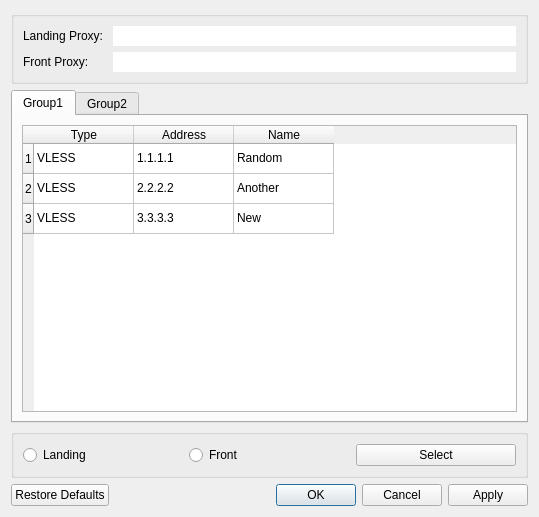
qr243vbi/nekobox, file include/ui/group/dialog_group_choose_proxy.ui: the form before one commit.
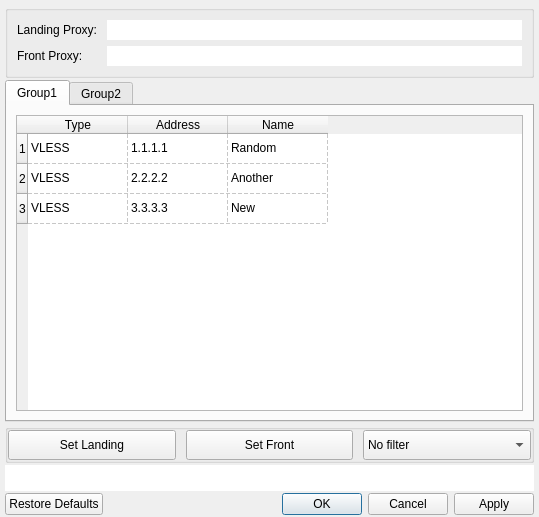
The form after the commit.

Patch:
```diff
--- a/include/ui/group/dialog_group_choose_proxy.ui
+++ b/include/ui/group/dialog_group_choose_proxy.ui
@@ -14,6 +14,21 @@
    <string>Front/Landing proxy for group Group2</string>
   </property>
   <layout class="QVBoxLayout" name="verticalLayout">
+   <property name="spacing">
+    <number>2</number>
+   </property>
+   <property name="leftMargin">
+    <number>5</number>
+   </property>
+   <property name="topMargin">
+    <number>5</number>
+   </property>
+   <property name="rightMargin">
+    <number>5</number>
+   </property>
+   <property name="bottomMargin">
+    <number>2</number>
+   </property>
    <item>
     <widget class="QGroupBox" name="groupBox_2">
      <property name="title">
@@ -69,6 +84,9 @@
       <layout class="QVBoxLayout" name="verticalLayout_2">
        <item>
         <widget class="QTableWidget" name="tableWidget">
+         <property name="gridStyle">
+          <enum>Qt::PenStyle::DashLine</enum>
+         </property>
          <row/>
          <row/>
          <row/>
@@ -171,34 +189,142 @@
    </item>
    <item>
     <widget class="QGroupBox" name="groupBox">
+     <property name="sizePolicy">
+      <sizepolicy hsizetype="Preferred" vsizetype="Minimum">
+       <horstretch>0</horstretch>
+       <verstretch>0</verstretch>
+      </sizepolicy>
+     </property>
+     <property name="maximumSize">
+      <size>
+       <width>16777215</width>
+       <height>9999</height>
+      </size>
+     </property>
      <property name="title">
       <string/>
      </property>
+     <property name="flat">
+      <bool>true</bool>
+     </property>
      <layout class="QHBoxLayout" name="horizontalLayout">
+      <property name="spacing">
+       <number>10</number>
+      </property>
+      <property name="leftMargin">
+       <number>0</number>
+      </property>
+      <property name="topMargin">
+       <number>0</number>
+      </property>
+      <property name="rightMargin">
+       <number>0</number>
+      </property>
+      <property name="bottomMargin">
+       <number>0</number>
+      </property>
       <item>
-       <widget class="QRadioButton" name="radioButton">
-        <property name="text">
-         <string>Landing</string>
+       <widget class="QPushButton" name="pushButton_2">
+        <property name="minimumSize">
+         <size>
+          <width>0</width>
+          <height>30</height>
+         </size>
         </property>
-       </widget>
-      </item>
-      <item>
-       <widget class="QRadioButton" name="radioButton_2">
         <property name="text">
-         <string>Front</string>
+         <string>Set Landing</string>
         </property>
        </widget>
       </item>
       <item>
        <widget class="QPushButton" name="pushButton">
+        <property name="sizePolicy">
+         <sizepolicy hsizetype="Minimum" vsizetype="Minimum">
+          <horstretch>0</horstretch>
+          <verstretch>0</verstretch>
+         </sizepolicy>
+        </property>
+        <property name="minimumSize">
+         <size>
+          <width>0</width>
+          <height>30</height>
+         </size>
+        </property>
+        <property name="maximumSize">
+         <size>
+          <width>16777215</width>
+          <height>16777215</height>
+         </size>
+        </property>
         <property name="text">
-         <string>Select</string>
+         <string>Set Front</string>
         </property>
        </widget>
       </item>
+      <item>
+       <widget class="QComboBox" name="comboBox">
+        <property name="sizePolicy">
+         <sizepolicy hsizetype="Preferred" vsizetype="Minimum">
+          <horstretch>0</horstretch>
+          <verstretch>0</verstretch>
+         </sizepolicy>
+        </property>
+        <property name="minimumSize">
+         <size>
+          <width>0</width>
+          <height>20</height>
+         </size>
+        </property>
+        <property name="contextMenuPolicy">
+         <enum>Qt::ContextMenuPolicy::ActionsContextMenu</enum>
+        </property>
+        <property name="layoutDirection">
+         <enum>Qt::LayoutDirection::LeftToRight</enum>
+        </property>
+        <item>
+         <property name="text">
+          <string>No filter</string>
+         </property>
+        </item>
+        <item>
+         <property name="text">
+          <string>Filter by name</string>
+         </property>
+        </item>
+        <item>
+         <property name="text">
+          <string>Filter by address</string>
+         </property>
+        </item>
+        <item>
+         <property name="text">
+          <string>Filter by type</string>
+         </property>
+        </item>
+       </widget>
+      </item>
      </layout>
     </widget>
    </item>
+   <item>
+    <widget class="QLineEdit" name="lineEdit_3">
+     <property name="minimumSize">
+      <size>
+       <width>0</width>
+       <height>26</height>
+      </size>
+     </property>
+     <property name="maximumSize">
+      <size>
+       <width>16777215</width>
+       <height>20000</height>
+      </size>
+     </property>
+     <property name="frame">
+      <bool>false</bool>
+     </property>
+    </widget>
+   </item>
    <item>
     <widget class="QDialogButtonBox" name="buttonBox">
      <property name="standardButtons">
```
